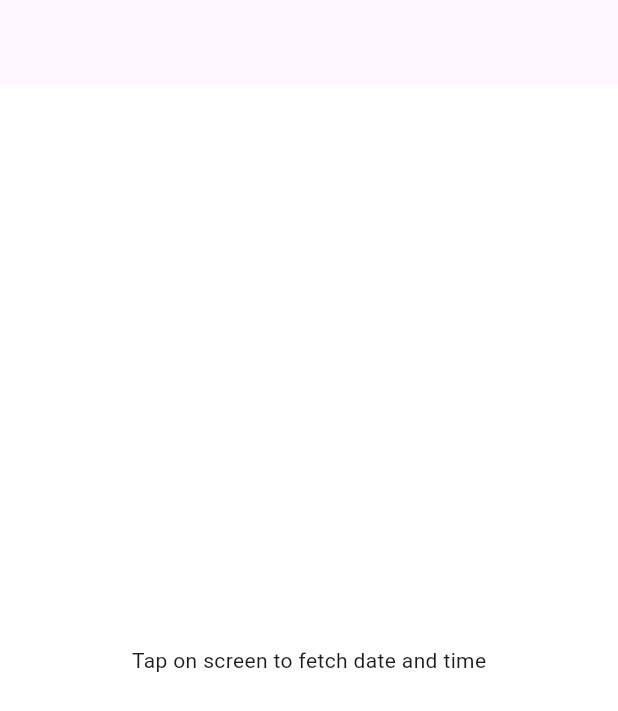
After one commit to sb-dor/State-Management-in-Flutter, a Flutter app: the screen it shows after launch, on a phone screen of 412 x 824 dp. The commit adds this screen. Shown: the top 711 px of the screen. Run offline on Flutter 3.47's test engine with Material 3 defaults, Android fonts, the phone set to English and light mode, and no system bars.

Commit message:
inherited widget tried one more time

```diff
--- /dev/null
+++ b/lib/inherited_widget/api/inh_api.dart
@@ -0,0 +1,12 @@
+class InhApi {
+  String? dateAndTime;
+
+  Future<String> getDateAndTime() async {
+    return Future.delayed(const Duration(seconds: 1), () => DateTime.now().toIso8601String()).then(
+      (value) {
+        dateAndTime = value;
+        return value;
+      },
+    );
+  }
+}
--- /dev/null
+++ b/lib/inherited_widget/inherited_widget_helper/inherited_widget_helper.dart
@@ -0,0 +1,29 @@
+import 'package:flutter/material.dart';
+import 'package:state_management_course/inherited_widget/api/inh_api.dart';
+import 'package:uuid/uuid.dart';
+
+class InheritedWidgetHelper extends InheritedWidget {
+  InheritedWidgetHelper({
+    super.key,
+    required super.child,
+    required this.api,
+  }) : uuid = const Uuid().v4();
+
+  final InhApi api;
+
+  // uuid is for changing inherited widget because inherited widget is constant and
+  // should not be changed itself. In order to change this inherited widget we have to change
+  // some value -> like this uuid below
+  final String uuid;
+
+  // it means that this function says: do I need to redraw your child, what will happen that I will change you child.
+  @override
+  bool updateShouldNotify(covariant InheritedWidgetHelper oldWidget) {
+    // update while current uuid is not the oldWidget uuid
+    return uuid != oldWidget.uuid;
+  }
+
+  static InheritedWidgetHelper of(BuildContext context) {
+    return context.dependOnInheritedWidgetOfExactType<InheritedWidgetHelper>()!;
+  }
+}
--- /dev/null
+++ b/lib/inherited_widget/view/inherited_widget_page.dart
@@ -0,0 +1,78 @@
+import 'package:flutter/material.dart';
+import 'package:state_management_course/inherited_widget/api/inh_api.dart';
+import 'package:state_management_course/inherited_widget/inherited_widget_helper/inherited_widget_helper.dart';
+
+///
+///
+/// [I would say that using InheritedWidget as a State-management is not the good idea]
+class InheritedWidgetPage extends StatefulWidget {
+  const InheritedWidgetPage({super.key});
+
+  @override
+  State<InheritedWidgetPage> createState() => _InheritedWidgetPageState();
+}
+
+class _InheritedWidgetPageState extends State<InheritedWidgetPage> {
+  String dateTime = DateTime.now().toIso8601String();
+
+  @override
+  Widget build(BuildContext context) {
+    return InheritedWidgetHelper(
+      api: InhApi(),
+      child: const _InheritedScreen(),
+    );
+  }
+}
+
+class _InheritedScreen extends StatefulWidget {
+  const _InheritedScreen({super.key});
+
+  @override
+  State<_InheritedScreen> createState() => _InheritedScreenState();
+}
+
+class _InheritedScreenState extends State<_InheritedScreen> {
+  ValueKey _valueKey = const ValueKey<String?>(null);
+
+  @override
+  Widget build(BuildContext context) {
+    return Scaffold(
+      appBar: AppBar(
+        // this appBar's text will change anyway...
+        title: Text(InheritedWidgetHelper.of(context).api.dateAndTime ?? ''),
+      ),
+      body: GestureDetector(
+        onTap: () async {
+          final api = InheritedWidgetHelper.of(context).api;
+          final dateAndTime = await api.getDateAndTime();
+          _valueKey = ValueKey(dateAndTime);
+          setState(() {});
+        },
+        child: Container(
+          color: Colors.white,
+          child: SizedBox.expand(
+            child: Center(
+              // ... but this widget will not because it's a constant
+              // you can either remove the "const" value from "SizedBox.expand"
+              // or create the new key every time and pass through this widget (you will remove the "constant" value anyway)
+              child: _InheritedDateTimeWidget(key: _valueKey),
+            ),
+          ),
+        ),
+      ),
+    );
+  }
+}
+
+class _InheritedDateTimeWidget extends StatelessWidget {
+  const _InheritedDateTimeWidget({super.key});
+
+  @override
+  Widget build(BuildContext context) {
+    final api = InheritedWidgetHelper.of(context).api;
+
+    return Text(
+      api.dateAndTime ?? "Tap on screen to fetch date and time",
+    );
+  }
+}
--- a/lib/main.dart
+++ b/lib/main.dart
@@ -1,4 +1,5 @@
 import 'package:flutter/material.dart';
+import 'package:state_management_course/inherited_widget/view/inherited_widget_page.dart';
 
 import 'vanilla_contacts/views/vanilla_contact_page.dart';
 
@@ -18,7 +19,7 @@ class _AppState extends State<App> {
   Widget build(BuildContext context) {
     return const MaterialApp(
       debugShowCheckedModeBanner: false,
-      home: VanillaContactPage(),
+      home: InheritedWidgetPage(),
     );
   }
 }
```
